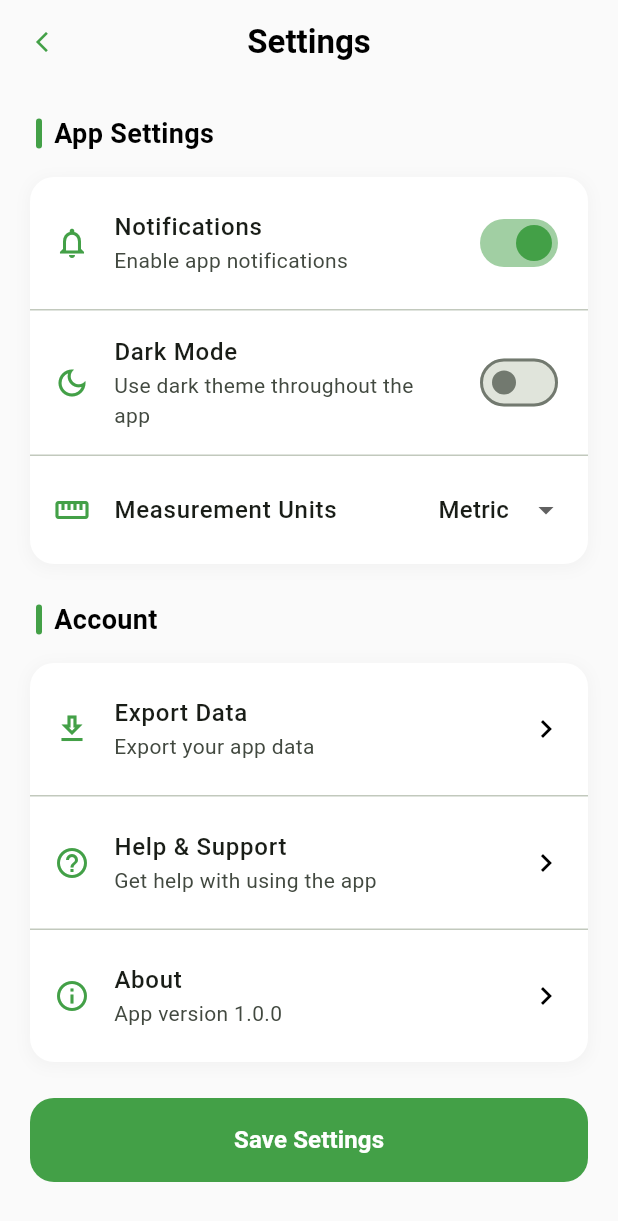
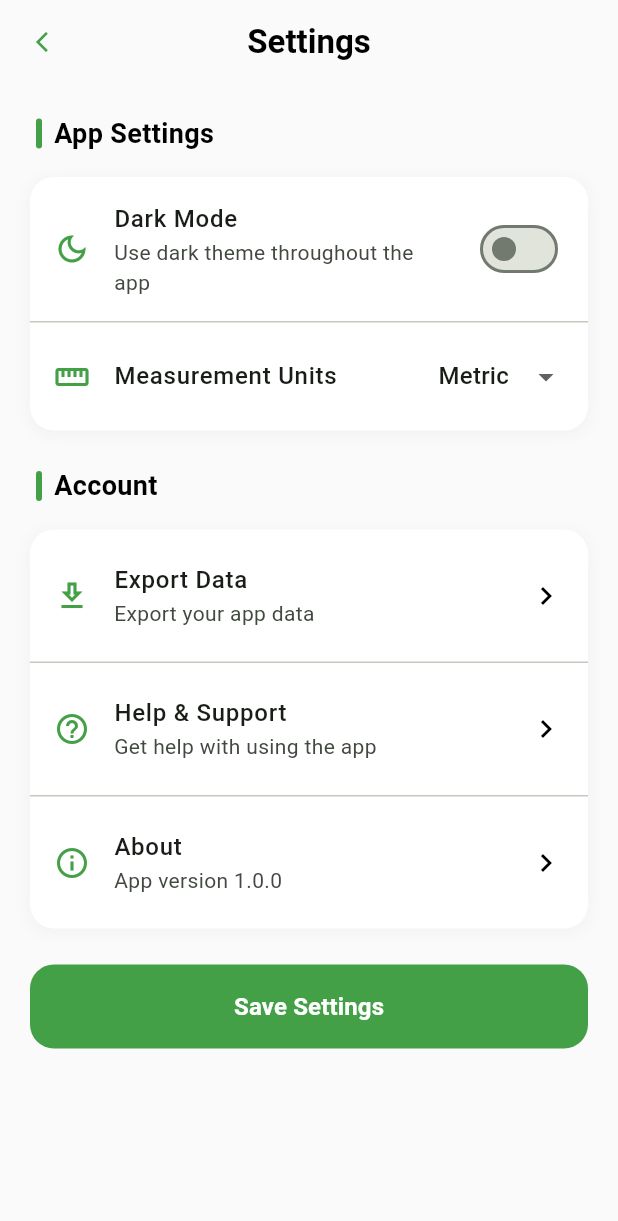
Before and after one commit to reymartjohneva/meal_planner, a Flutter app: the SettingsPage screen opened directly, on a phone screen of 412 x 824 dp. Shown: the top 1221 px of the screen. Run offline on Flutter 3.47's test engine with Material 3 defaults, Android fonts, the light colour scheme and no system bars; our stand-ins replace cloud_firestore, firebase_auth, firebase_core, flutter_local_notifications, shared_preferences, table_calendar and 1 more; accounts and stored records are empty.

Commit message:
feat: removed notif toggle on settings

```diff
--- a/lib/pages/setting_page.dart
+++ b/lib/pages/setting_page.dart
@@ -11,8 +11,6 @@ class SettingsPage extends StatefulWidget {
 
 class _SettingsPageState extends State<SettingsPage> {
   // Simplified settings values
-  bool _notificationsEnabled = true;
-  bool _darkModeEnabled = false;
   String _measurementUnit = 'Metric';
 
   @override
@@ -126,19 +124,6 @@ class _SettingsPageState extends State<SettingsPage> {
                 _buildSettingsCard(
                   child: Column(
                     children: [
-                      // Notifications
-                      _buildSwitchTile(
-                        'Notifications',
-                        'Enable app notifications',
-                        _notificationsEnabled,
-                        Icons.notifications_outlined,
-                            (value) {
-                          setState(() {
-                            _notificationsEnabled = value;
-                          });
-                        },
-                      ),
-                      const Divider(height: 1),
                       // Dark Mode
                       _buildSwitchTile(
                         'Dark Mode',
```
